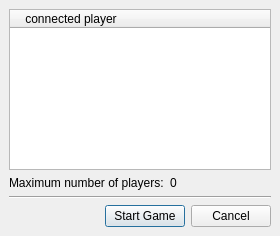
pokerth/pokerth, file src/gui/qt/startnetworkgamedialog.ui: the form before one commit.
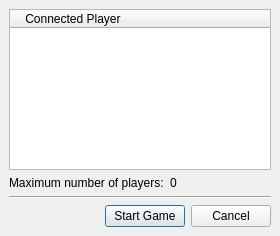
The form after the commit.

Patch:
```diff
--- a/src/gui/qt/startnetworkgamedialog.ui
+++ b/src/gui/qt/startnetworkgamedialog.ui
@@ -67,7 +67,7 @@
     <widget class="QTreeWidget" name="treeWidget" >
      <column>
       <property name="text" >
-       <string>    connected player    </string>
+       <string>    Connected Player    </string>
       </property>
      </column>
     </widget>
```
